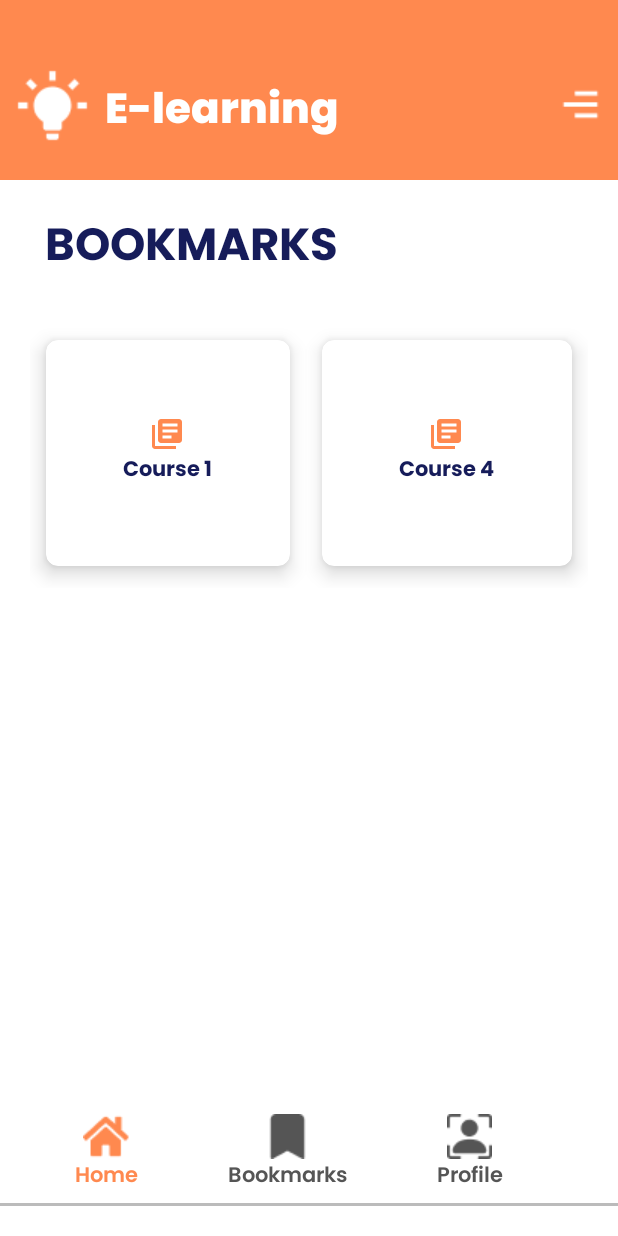
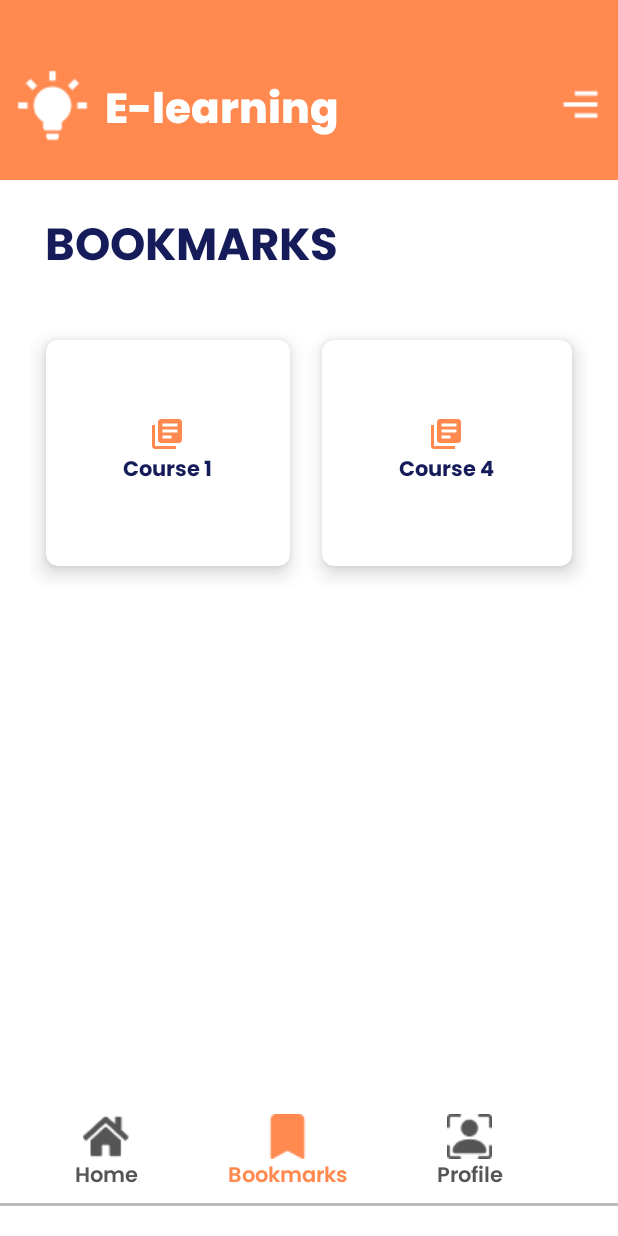
Before and after one commit to Janenjihia/Virtualschools, an Android app: the BookMarkActivity screen opened directly, with no data from a screen before it, on a phone screen of 412 x 824 dp. Run offline under Robolectric (Android 15) with nearby library versions, the phone set to English and light mode, and no system bars.

```diff
--- a/app/src/main/res/layout/bookmark_layout.xml
+++ b/app/src/main/res/layout/bookmark_layout.xml
@@ -80,9 +80,9 @@
                 <ImageView
                     android:layout_width="wrap_content"
                     android:layout_height="wrap_content"
+                    android:contentDescription="course image"
                     android:src="@drawable/ic_baseline_library_books_24"
-                    android:contentDescription="course image"
-                    tools:ignore="HardcodedText" />
+                    tools:ignore="HardcodedText,ImageContrastCheck" />
 
                 <TextView
                     android:layout_width="wrap_content"
@@ -119,9 +119,9 @@
                 <ImageView
                     android:layout_width="wrap_content"
                     android:layout_height="wrap_content"
+                    android:contentDescription="course image"
                     android:src="@drawable/ic_baseline_library_books_24"
-                    android:contentDescription="course image"
-                    tools:ignore="HardcodedText" />
+                    tools:ignore="HardcodedText,ImageContrastCheck" />
 
                 <TextView
                     android:layout_width="wrap_content"
@@ -166,8 +166,8 @@
                 android:paddingEnd="10dp"
                 android:paddingBottom="5dp"
                 android:text="Home"
-                android:textColor="@color/Orange"
-                app:drawableTopCompat="@drawable/home_"
+                android:textColor="#555555"
+                app:drawableTopCompat="@drawable/home_grey"
                 tools:ignore="HardcodedText" />
 
             <TextView
@@ -181,9 +181,9 @@
                 android:paddingEnd="10dp"
                 android:paddingBottom="5dp"
                 android:text="Bookmarks"
-                android:textColor="#555555"
-                app:drawableTopCompat="@drawable/bookmark"
-                tools:ignore="HardcodedText" />
+                android:textColor="@color/Orange"
+                app:drawableTopCompat="@drawable/bookmark_orange"
+                tools:ignore="HardcodedText,TextContrastCheck" />
 
             <TextView
                 android:layout_width="wrap_content"
```
